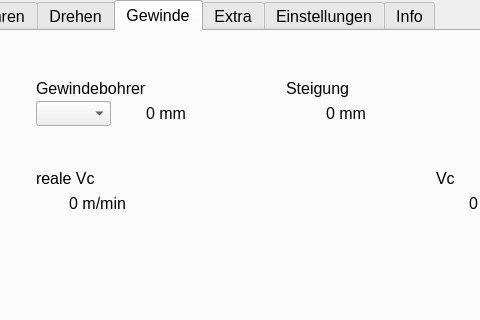
Old version of the form mainwindow.ui in the repository EinRainerZufall/SpaeneRechner; both pictures show x 416 to 896 and y 0 to 320 of the 1000 by 700 pixel window.
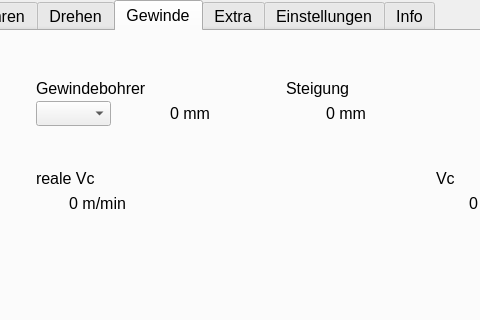
New version of the form. The open tabs and pages were chosen to show the change. Icons and pictures are not drawn.

What changed in the file:
```diff
--- a/mainwindow.ui
+++ b/mainwindow.ui
@@ -4619,9 +4619,9 @@
      <widget class="QLabel" name="DurchmesserGewinde">
       <property name="geometry">
        <rect>
-        <x>545</x>
+        <x>529</x>
         <y>70</y>
-        <width>55</width>
+        <width>95</width>
         <height>25</height>
        </rect>
       </property>
@@ -4641,9 +4641,9 @@
      <widget class="QLabel" name="SteigungGewinde">
       <property name="geometry">
        <rect>
-        <x>710</x>
+        <x>700</x>
         <y>70</y>
-        <width>70</width>
+        <width>80</width>
         <height>25</height>
        </rect>
       </property>
```
Left out of the diff: 2 changed lines with no effect on the pictures.
